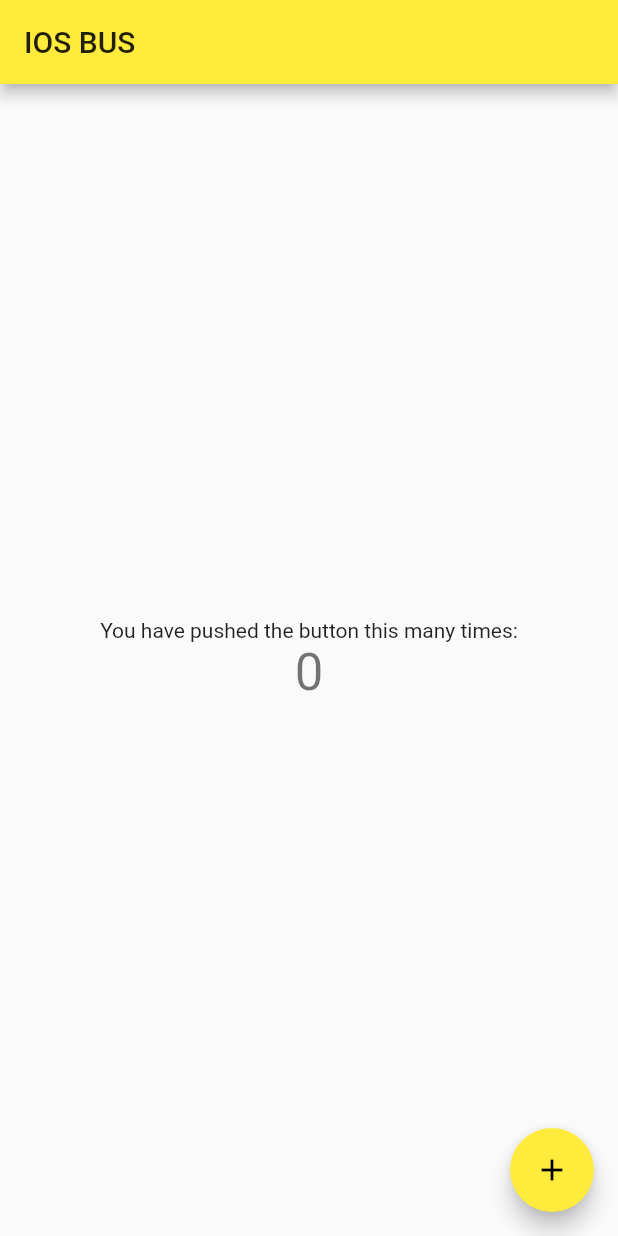
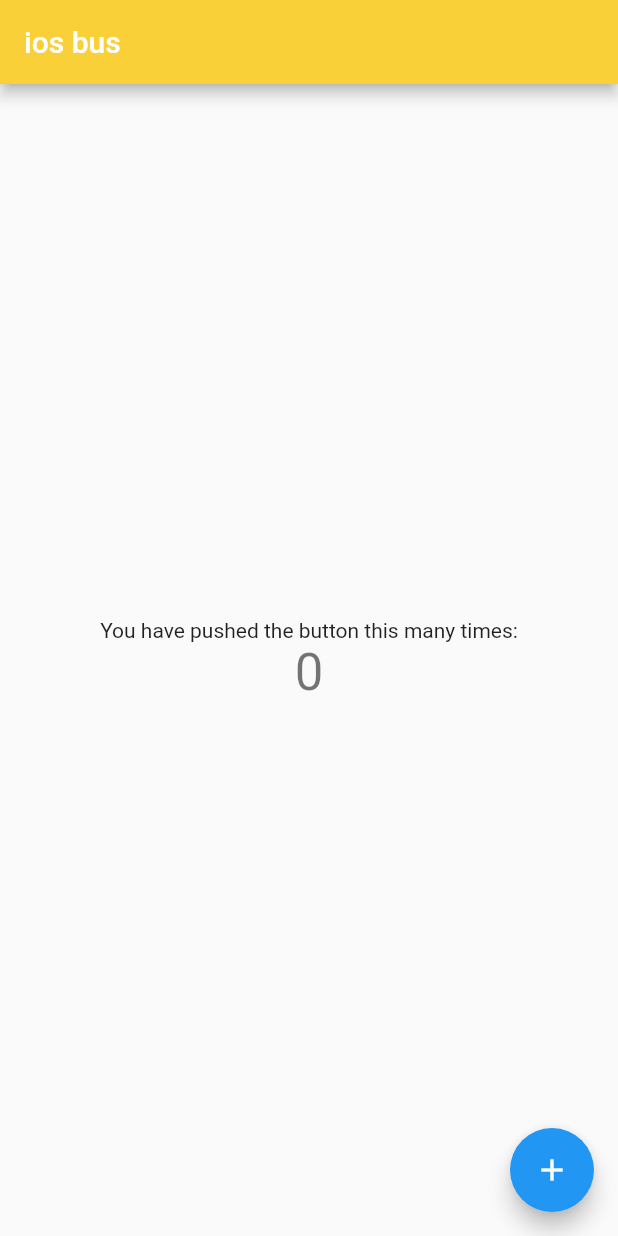
Before and after one commit to danfigueroa/iosbus, a Flutter app: the screen it shows after launch, on a phone screen of 412 x 824 dp. Run offline on Flutter 3.47's test engine with Material 2 defaults, Android fonts, the phone set to English and light mode, and no system bars.

```diff
--- a/lib/main.dart
+++ b/lib/main.dart
@@ -11,9 +11,9 @@ class MyApp extends StatelessWidget {
     return MaterialApp(
       title: 'Flutter Demo',
       theme: ThemeData(
-        primarySwatch: Colors.yellow,
+        primarySwatch: Colors.blue,
       ),
-      home: MyHomePage(title: 'IOS BUS'),
+      home: MyHomePage(title: 'ios bus'),
     );
   }
 }
@@ -41,6 +41,7 @@ class _MyHomePageState extends State<MyHomePage> {
     return Scaffold(
       appBar: AppBar(
         title: Text(widget.title),
+        backgroundColor: Color(0xfff9d038),
       ),
       body: Center(
         child: Column(
```
Also changed, not shown: 1 other file.
